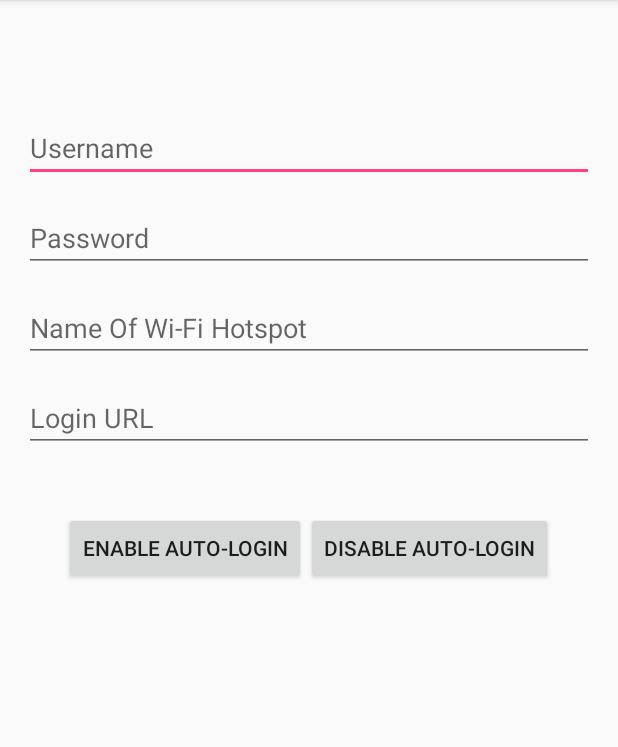
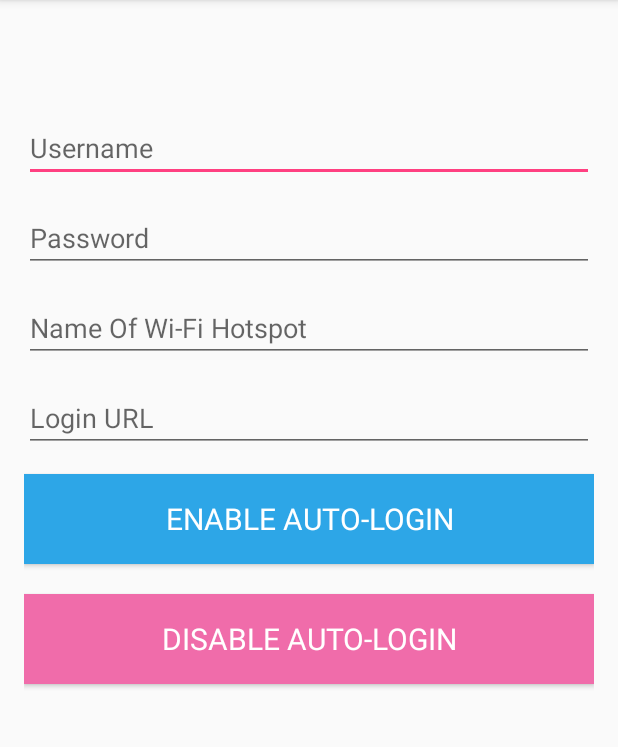
Before and after one commit to RahulShaw/IPConnect, an Android app: the screen it shows after launch (MainActivity), on a phone screen of 412 x 824 dp, the part 84-831 px from its top. Run offline under Robolectric (Android 15) with nearby library versions, the phone set to English and light mode, and no system bars; Roboto replaces fonts that are not available here; 1 statement that could not run was skipped.

Commit message:
Added custom font

```diff
--- a/app/src/main/java/com/mavenmaverick/wifiservice/MainActivity.java
+++ b/app/src/main/java/com/mavenmaverick/wifiservice/MainActivity.java
@@ -4,12 +4,17 @@ import android.app.AlertDialog;
 import android.content.DialogInterface;
 import android.content.Intent;
 import android.content.SharedPreferences;
+import android.graphics.Typeface;
 import android.os.Bundle;
 import android.support.v7.app.AppCompatActivity;
 import android.view.View;
+import android.widget.Button;
 import android.widget.EditText;
+import android.widget.TextView;
 
 public class MainActivity extends AppCompatActivity {
+
+
 
     EditText user, pass, wifiname, loginurl;
 
@@ -23,10 +28,23 @@ public class MainActivity extends AppCompatActivity {
         super.onCreate(savedInstanceState);
         setContentView(R.layout.activity_main);
 
+        Typeface typeface = Typeface.createFromAsset(getAssets(), "fonts/Lato-Regular.ttf");
+
+        Button startService = (Button) findViewById(R.id.startservice);
+        Button stopService = (Button) findViewById(R.id.stopservice);
+
         user = (EditText) findViewById(R.id.username);
+        user.setTypeface(typeface);
         pass = (EditText) findViewById(R.id.password);
+        pass.setTypeface(typeface);
         wifiname = (EditText) findViewById(R.id.ssid);
+        wifiname.setTypeface(typeface);
         loginurl = (EditText) findViewById(R.id.url);
+        loginurl.setTypeface(typeface);
+
+        startService.setTypeface(typeface);
+        stopService.setTypeface(typeface);
+
 
         SharedPreferences sharedPreferences = getSharedPreferences(CREDENTIALS, 0);
         if(sharedPreferences.contains("username")) {
@@ -97,6 +115,10 @@ public class MainActivity extends AppCompatActivity {
             AlertDialog alertDialog = builder.create();
             alertDialog.show();
 
+            Typeface typeface = Typeface.createFromAsset(getAssets(), "fonts/Lato-Regular.ttf");
+
+            TextView message = (TextView) alertDialog.findViewById(android.R.id.message);
+            message.setTypeface(typeface);
 
             }
         }
--- a/app/src/main/java/com/mavenmaverick/wifiservice/WLANService.java
+++ b/app/src/main/java/com/mavenmaverick/wifiservice/WLANService.java
@@ -75,13 +75,13 @@ public class WLANService extends Service {
                 }
             } else {
                 Toast.makeText(context, "WIFI DISCONNECTED!", Toast.LENGTH_SHORT).show();
-                Log.i("Wi-Fi-State", "Wi-Fi is Off!");
+                //Log.i("Wi-Fi-State", "Wi-Fi is Off!");
             }
         }
     };
 
     public WLANService() {
-        // why do you need this, by the way?
+
     }
 
     @Override
@@ -113,7 +113,9 @@ public class WLANService extends Service {
 
         @Override
         protected Object doInBackground(Object[] objects) {
-            return LoginHelper.doLogin(username, password, "http://".concat(url));
+            String formatted_url = url.replace("http://", "");
+            Log.i("url", formatted_url);
+            return LoginHelper.doLogin(username, password, "http://".concat(formatted_url));
         }
     }
 
--- a/app/src/main/res/layout/activity_main.xml
+++ b/app/src/main/res/layout/activity_main.xml
@@ -48,30 +48,26 @@
         android:layout_marginTop="240dp"
         android:hint="Login URL" />
 
-    <LinearLayout
-        android:layout_width="wrap_content"
-        android:layout_height="wrap_content"
-        android:layout_below="@+id/url"
-        android:layout_centerHorizontal="true">
-
         <Button
-            android:layout_width="wrap_content"
-            android:layout_height="wrap_content"
+            android:layout_width="match_parent"
+            android:layout_height="60sp"
             android:text="ENABLE AUTO-LOGIN"
             android:id="@+id/startservice"
             android:onClick="startTheService"
-            android:layout_marginTop="40dp"/>
+            android:layout_marginTop="300dp"
+            android:background="#2da6e7"
+            android:textColor="#ffffff"
+            android:textSize="20sp" />
 
         <Button
-            android:layout_width="wrap_content"
-            android:layout_height="wrap_content"
+            android:layout_width="match_parent"
+            android:layout_height="60sp"
             android:text="DISABLE AUTO-LOGIN"
             android:id="@+id/stopservice"
             android:onClick="stopTheService"
-            android:layout_marginTop="40dp"/>
-
-
-
-    </LinearLayout>
+            android:layout_marginTop="380dp"
+            android:background="#f06caa"
+            android:textColor="#ffffff"
+            android:textSize="20sp" />
 
 </RelativeLayout>
```
Also changed, not shown: 1 other file.
